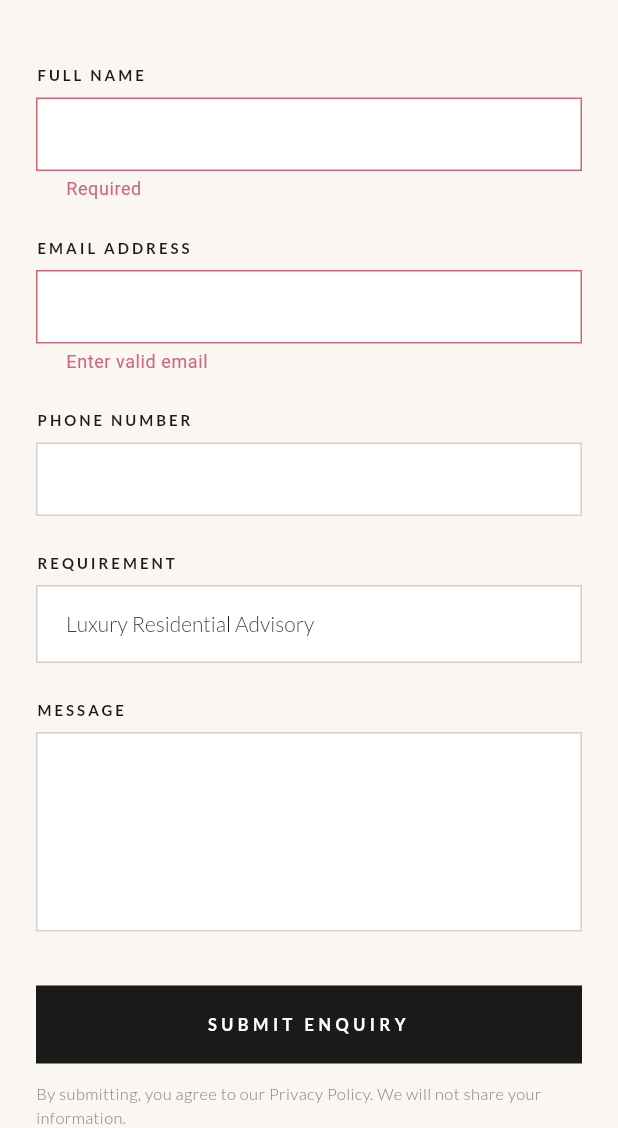
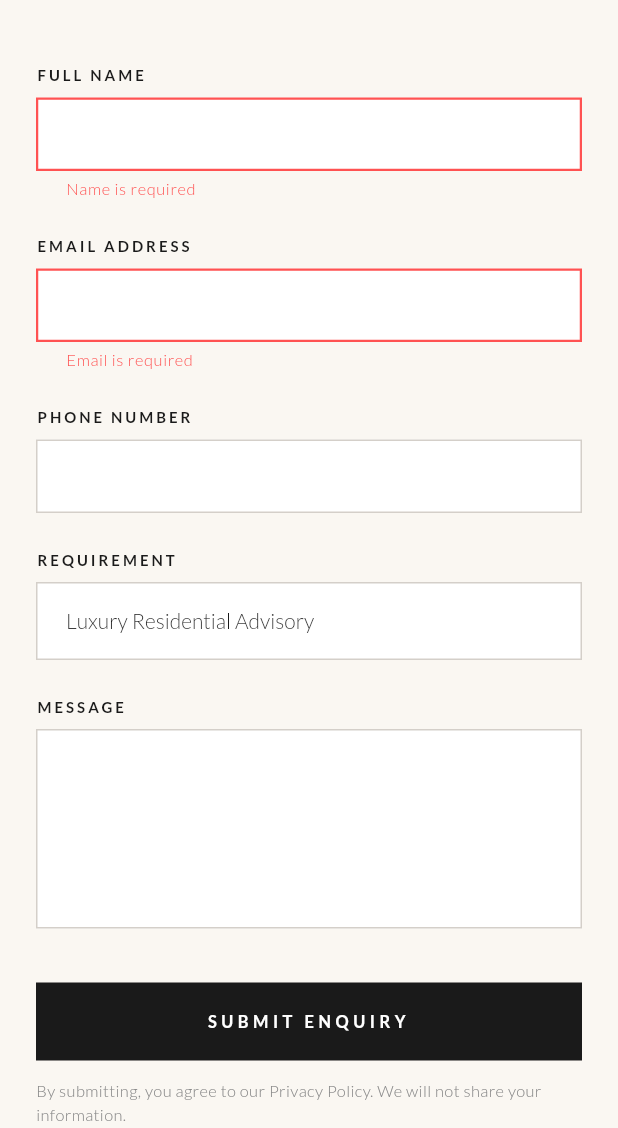
Before and after one commit to Hridaya-Mohit/my-next-property, a Flutter app: the MNPContactPage screen opened by its route, scrolled down 576 dp, after a tap on "SUBMIT ENQUIRY", on a phone screen of 412 x 824 dp, the part 108-1236 px from its top. Run offline on Flutter 3.47's test engine with Material 3 defaults, Android fonts, the phone set to English and light mode, and no system bars; our stand-ins replace cached_network_image, google_fonts, visibility_detector; missing offline and left inert: dart:js_interop; network calls fail.

Commit message:
Add contact form validation with visual feedback
Shake animation on submit with empty/invalid fields, red error borders on
failed fields, styled inline error messages, and improved validators (name
min length, email regex, optional phone digit check).

```diff
--- a/lib/mnp/pages/mnp_contact_page.dart
+++ b/lib/mnp/pages/mnp_contact_page.dart
@@ -100,7 +100,8 @@ class _ContactBody extends StatefulWidget {
   State<_ContactBody> createState() => _ContactBodyState();
 }
 
-class _ContactBodyState extends State<_ContactBody> {
+class _ContactBodyState extends State<_ContactBody>
+    with SingleTickerProviderStateMixin {
   final _formKey = GlobalKey<FormState>();
   final _nameCtrl = TextEditingController();
   final _emailCtrl = TextEditingController();
@@ -111,17 +112,43 @@ class _ContactBodyState extends State<_ContactBody> {
   bool _loading = false;
   String? _error;
 
+  late final AnimationController _shakeController;
+  late final Animation<double> _shakeAnimation;
+
+  @override
+  void initState() {
+    super.initState();
+    _shakeController = AnimationController(
+      vsync: this,
+      duration: const Duration(milliseconds: 400),
+    );
+    _shakeAnimation = TweenSequence<double>([
+      TweenSequenceItem(tween: Tween(begin: 0, end: -8), weight: 1),
+      TweenSequenceItem(tween: Tween(begin: -8, end: 8), weight: 2),
+      TweenSequenceItem(tween: Tween(begin: 8, end: -8), weight: 2),
+      TweenSequenceItem(tween: Tween(begin: -8, end: 8), weight: 2),
+      TweenSequenceItem(tween: Tween(begin: 8, end: 0), weight: 1),
+    ]).animate(CurvedAnimation(
+      parent: _shakeController,
+      curve: Curves.easeInOut,
+    ));
+  }
+
   @override
   void dispose() {
     _nameCtrl.dispose();
     _emailCtrl.dispose();
     _phoneCtrl.dispose();
     _messageCtrl.dispose();
+    _shakeController.dispose();
     super.dispose();
   }
 
   Future<void> _submit() async {
-    if (!_formKey.currentState!.validate()) return;
+    if (!_formKey.currentState!.validate()) {
+      _shakeController.forward(from: 0);
+      return;
+    }
     setState(() { _loading = true; _error = null; });
 
     try {
@@ -253,21 +280,35 @@ class _ContactBodyState extends State<_ContactBody> {
           _UETextField(
             label: 'Full Name',
             controller: _nameCtrl,
-            validator: (v) => (v == null || v.isEmpty) ? 'Required' : null,
+            validator: (v) {
+              if (v == null || v.trim().isEmpty) return 'Name is required';
+              if (v.trim().length < 2) return 'Enter at least 2 characters';
+              return null;
+            },
           ),
           const SizedBox(height: 24),
           _UETextField(
             label: 'Email Address',
             controller: _emailCtrl,
             keyboardType: TextInputType.emailAddress,
-            validator: (v) =>
-                (v == null || !v.contains('@')) ? 'Enter valid email' : null,
+            validator: (v) {
+              if (v == null || v.trim().isEmpty) return 'Email is required';
+              final emailRegex = RegExp(r'^[\w\.\-]+@[\w\.\-]+\.\w{2,}$');
+              if (!emailRegex.hasMatch(v.trim())) return 'Enter a valid email address';
+              return null;
+            },
           ),
           const SizedBox(height: 24),
           _UETextField(
             label: 'Phone Number',
             controller: _phoneCtrl,
             keyboardType: TextInputType.phone,
+            validator: (v) {
+              if (v == null || v.trim().isEmpty) return null; // optional
+              final digits = v.replaceAll(RegExp(r'\D'), '');
+              if (digits.length < 10) return 'Enter a valid phone number';
+              return null;
+            },
           ),
           const SizedBox(height: 24),
           _UEDropdown(
@@ -290,7 +331,13 @@ class _ContactBodyState extends State<_ContactBody> {
             maxLines: 5,
           ),
           const SizedBox(height: 36),
-          GestureDetector(
+          AnimatedBuilder(
+            animation: _shakeAnimation,
+            builder: (ctx, child) => Transform.translate(
+              offset: Offset(_shakeAnimation.value, 0),
+              child: child,
+            ),
+            child: GestureDetector(
               onTap: _loading ? null : _submit,
               child: Container(
                 width: double.infinity,
@@ -315,6 +362,7 @@ class _ContactBodyState extends State<_ContactBody> {
                           fontWeight: FontWeight.w700,
                           color: MNPColors.white,
                           letterSpacing: 3,
+                        ),
                       ),
               ),
             ),
@@ -565,17 +613,30 @@ class _UETextField extends StatelessWidget {
           decoration: InputDecoration(
             filled: true,
             fillColor: MNPColors.white,
-            border: OutlineInputBorder(
+            border: const OutlineInputBorder(
               borderRadius: BorderRadius.zero,
-              borderSide: const BorderSide(color: MNPColors.lightGrey),
+              borderSide: BorderSide(color: MNPColors.lightGrey),
             ),
-            enabledBorder: OutlineInputBorder(
+            enabledBorder: const OutlineInputBorder(
               borderRadius: BorderRadius.zero,
-              borderSide: const BorderSide(color: MNPColors.lightGrey),
+              borderSide: BorderSide(color: MNPColors.lightGrey),
             ),
-            focusedBorder: OutlineInputBorder(
+            focusedBorder: const OutlineInputBorder(
               borderRadius: BorderRadius.zero,
-              borderSide: const BorderSide(color: MNPColors.gold, width: 1.5),
+              borderSide: BorderSide(color: MNPColors.gold, width: 1.5),
+            ),
+            errorBorder: const OutlineInputBorder(
+              borderRadius: BorderRadius.zero,
+              borderSide: BorderSide(color: Colors.redAccent, width: 1.5),
+            ),
+            focusedErrorBorder: const OutlineInputBorder(
+              borderRadius: BorderRadius.zero,
+              borderSide: BorderSide(color: Colors.redAccent, width: 1.5),
+            ),
+            errorStyle: GoogleFonts.lato(
+              fontSize: 11,
+              fontWeight: FontWeight.w300,
+              color: Colors.redAccent,
             ),
             contentPadding:
                 const EdgeInsets.symmetric(horizontal: 16, vertical: 14),
```
Also changed, not shown: assets/images/vishal_kathuria.jpeg (added). Lines whose indentation alone changed are shown as unchanged.
